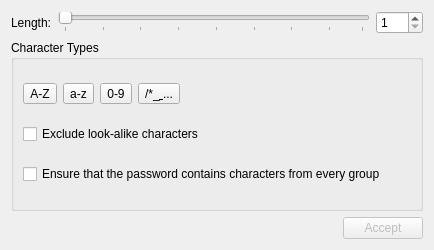
The window that src/browser/BrowserPasswordGeneratorWidget.ui (Myria-de/keepassxc) describes before a commit, drawn with Qt 5.
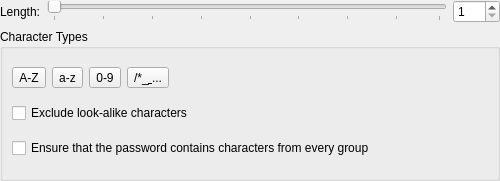
The same window after the commit.

Patch:
```diff
--- a/src/browser/BrowserPasswordGeneratorWidget.ui
+++ b/src/browser/BrowserPasswordGeneratorWidget.ui
@@ -6,14 +6,26 @@
    <rect>
     <x>0</x>
     <y>0</y>
-    <width>434</width>
-    <height>250</height>
+    <width>500</width>
+    <height>181</height>
    </rect>
   </property>
   <property name="windowTitle">
    <string/>
   </property>
   <layout class="QVBoxLayout" name="verticalLayout_2">
+   <property name="leftMargin">
+    <number>0</number>
+   </property>
+   <property name="topMargin">
+    <number>0</number>
+   </property>
+   <property name="rightMargin">
+    <number>0</number>
+   </property>
+   <property name="bottomMargin">
+    <number>0</number>
+   </property>
    <item>
     <layout class="QGridLayout" name="gridLayout">
      <item row="1" column="0">
@@ -168,33 +180,6 @@
      </layout>
     </widget>
    </item>
-   <item>
-    <layout class="QHBoxLayout" name="horizontalLayout_3">
-     <item>
-      <spacer name="horizontalSpacer_2">
-       <property name="orientation">
-        <enum>Qt::Horizontal</enum>
-       </property>
-       <property name="sizeHint" stdset="0">
-        <size>
-         <width>40</width>
-         <height>20</height>
-        </size>
-       </property>
-      </spacer>
-     </item>
-     <item>
-      <widget class="QPushButton" name="buttonApply">
-       <property name="enabled">
-        <bool>false</bool>
-       </property>
-       <property name="text">
-        <string>Accept</string>
-       </property>
-      </widget>
-     </item>
-    </layout>
-   </item>
   </layout>
  </widget>
  <tabstops>
```
Left out of the diff: 3 changed lines with no effect on the pictures.
